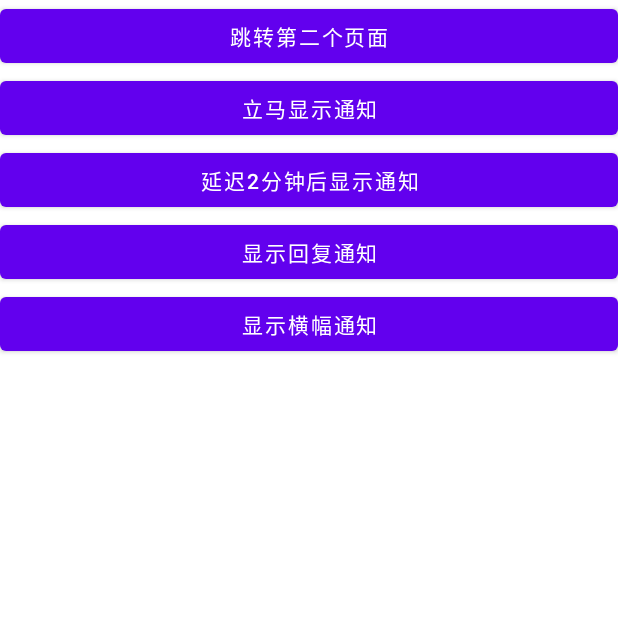
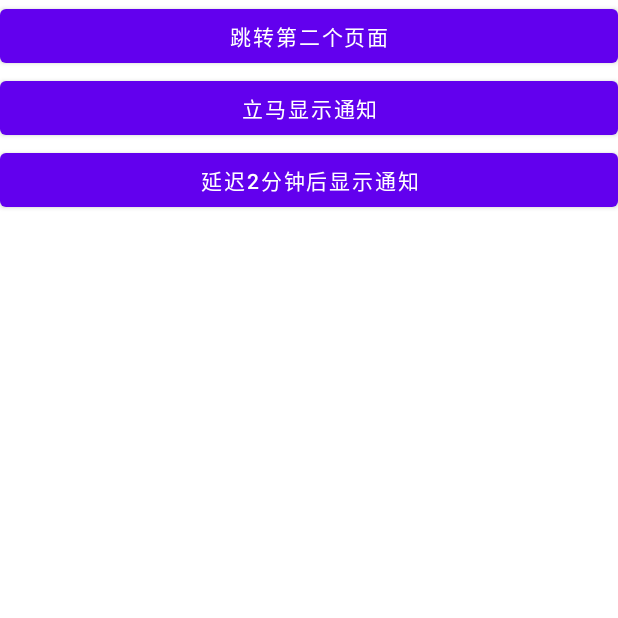
Before and after one commit to yaoxiawen/NotificationDemo, an Android app: the screen it shows after launch (MainActivity), after a tap on "延迟2分钟后显示通知", on a phone screen of 412 x 824 dp, the top half of it. Run offline under Robolectric (Android 15) with nearby library versions, the phone set to English and light mode, and no system bars; libraries missing offline, so code that uses them is left out: com.alibaba.android; 1 statement that could not run was skipped.

Commit message:
去除无用代码

```diff
--- a/app/src/main/java/com/example/notificationdemo/MainActivity.kt
+++ b/app/src/main/java/com/example/notificationdemo/MainActivity.kt
@@ -1,12 +1,8 @@
 package com.example.notificationdemo
 
-import android.content.Intent
 import android.graphics.BitmapFactory
 import androidx.appcompat.app.AppCompatActivity
 import android.os.Bundle
-import android.provider.Settings
-import android.util.Log
-import androidx.activity.result.contract.ActivityResultContracts
 import com.alibaba.android.arouter.facade.annotation.Route
 import com.alibaba.android.arouter.launcher.ARouter
 import com.example.base.ARouterPath
@@ -20,12 +16,6 @@ class MainActivity : AppCompatActivity() {
     private val binding: ActivityMainBinding by lazy {
         ActivityMainBinding.inflate(layoutInflater)
     }
-    //开启横幅通知返回
-    private val bannerLauncher =
-        registerForActivityResult(ActivityResultContracts.StartActivityForResult()) {
-            if (it.resultCode == RESULT_OK) {
-            }
-        }
 
     override fun onCreate(savedInstanceState: Bundle?) {
         super.onCreate(savedInstanceState)
@@ -43,25 +33,18 @@ class MainActivity : AppCompatActivity() {
                 "//route${ARouterPath.SecondActivity}"
             }
             val bitmap = BitmapFactory.decodeResource(resources, R.drawable.cat)
-            INotificationProvider.configNotificationAndSend("yxw", "这是内容", pending, bitmap)
+            INotificationProvider.configNotificationAndSend("通知title", "这是内容", pending, bitmap)
         }
 
         binding.btnDelay.setOnClickListener {
             ReminderWorkerManager.sendWorkRequest(
                 this,
                 0,
-                "yxw",
+                "通知title",
                 "这是延迟的内容",
                 ARouterPath.SecondActivity,
                 System.currentTimeMillis() + 2 * 60 * 1000
             )
         }
-
-        binding.btnBanner.setOnClickListener {
-//            val intent = Intent(Settings.ACTION_CHANNEL_NOTIFICATION_SETTINGS)
-//                .putExtra(Settings.EXTRA_APP_PACKAGE, packageName)
-//                .putExtra(Settings.EXTRA_CHANNEL_ID, "banner")
-//            bannerLauncher.launch(intent)
-        }
     }
 }
--- a/app/src/main/res/layout/activity_main.xml
+++ b/app/src/main/res/layout/activity_main.xml
@@ -33,22 +33,4 @@
         app:layout_constraintStart_toStartOf="parent"
         app:layout_constraintTop_toBottomOf="@id/btn" />
 
-    <Button
-        android:id="@+id/btn_reply"
-        android:layout_width="0dp"
-        android:layout_height="wrap_content"
-        android:text="显示回复通知"
-        app:layout_constraintEnd_toEndOf="parent"
-        app:layout_constraintStart_toStartOf="parent"
-        app:layout_constraintTop_toBottomOf="@id/btn_delay" />
-
-    <Button
-        android:id="@+id/btn_banner"
-        android:layout_width="0dp"
-        android:layout_height="wrap_content"
-        android:text="显示横幅通知"
-        app:layout_constraintEnd_toEndOf="parent"
-        app:layout_constraintStart_toStartOf="parent"
-        app:layout_constraintTop_toBottomOf="@id/btn_reply" />
-
 </androidx.constraintlayout.widget.ConstraintLayout>
```
